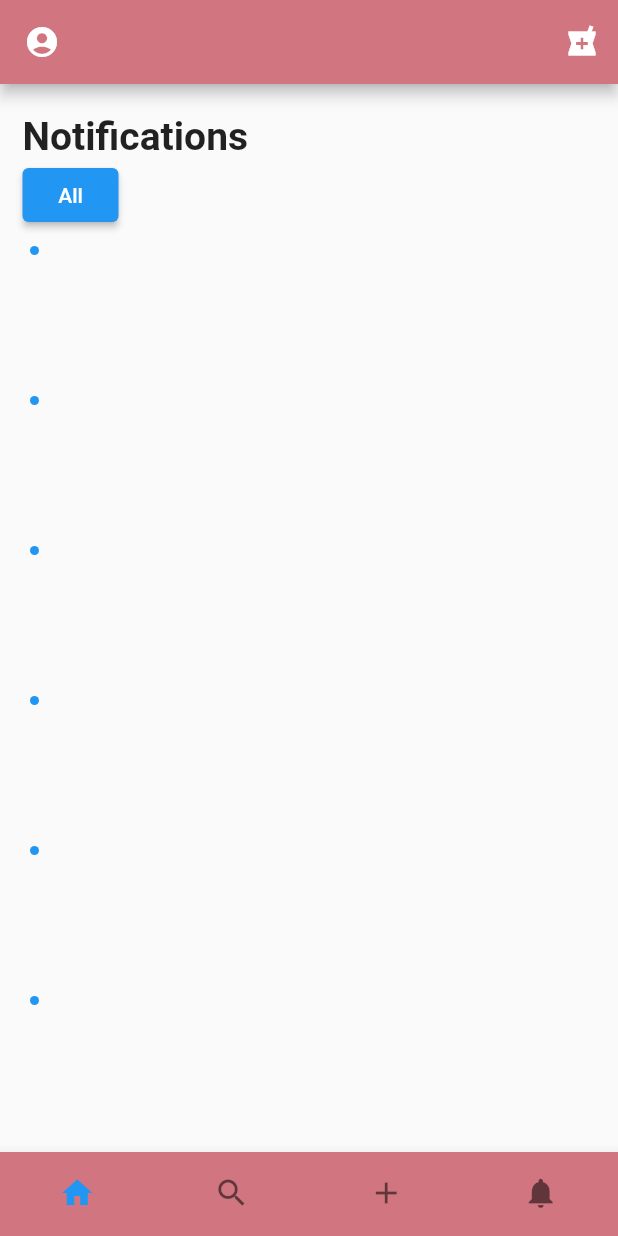
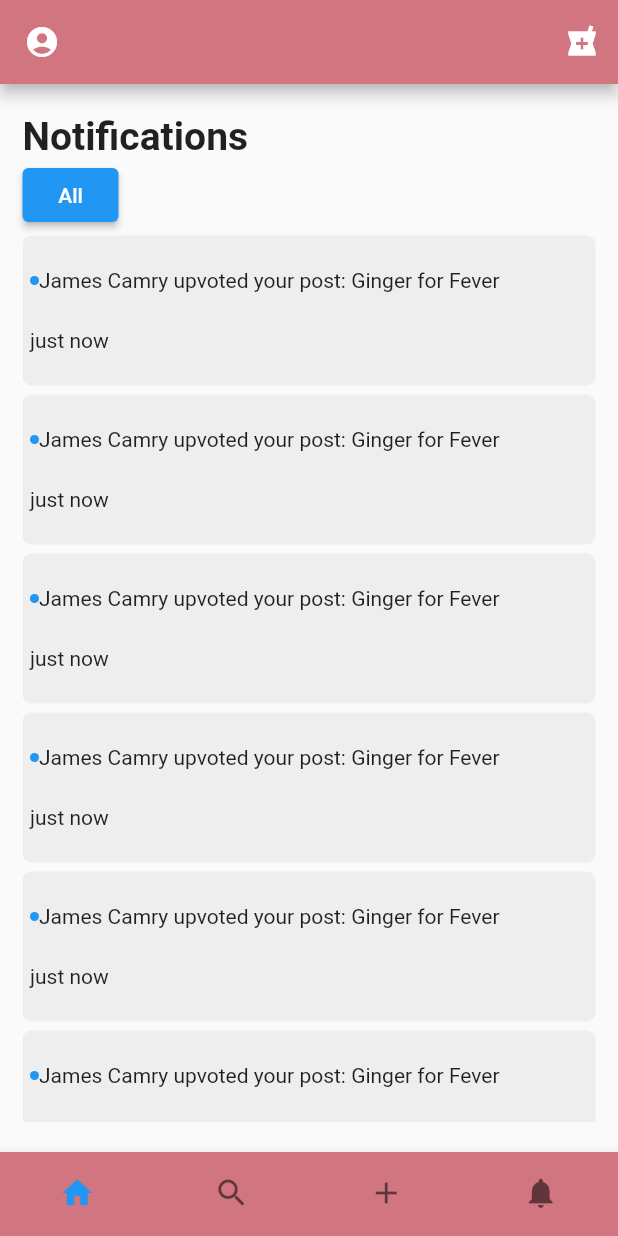
Before and after one commit to Kaleab-git/Medanit, a Flutter app: the screen it shows after launch, on a phone screen of 412 x 824 dp. Run offline on Flutter 3.47's test engine with Material 2 defaults, Android fonts, the light colour scheme and no system bars.

Commit message:
done with notification ui

```diff
--- a/medanit_frontend/lib/Notifications/notifications.dart
+++ b/medanit_frontend/lib/Notifications/notifications.dart
@@ -45,18 +45,27 @@ class NotificationsState extends State<Notifications> {
               child: ListView.builder(
                 itemCount: 10,
                 itemBuilder: (ctx, index) => Container(
+                  decoration: BoxDecoration(
+                    color: Colors.grey[200],
+                    borderRadius: BorderRadius.circular(6)
+                  ),
                   padding: EdgeInsets.symmetric(vertical: 10, horizontal: 5),
+                  margin: EdgeInsets.symmetric(vertical: 3),
                   height: 100,
                   child: Column(
+                    crossAxisAlignment: CrossAxisAlignment.start,
+                    mainAxisAlignment: MainAxisAlignment.spaceAround,
                     children: [
                       Row(
                         children: [
                           CircleAvatar(
                             radius: 3,
                             backgroundColor: Colors.blue,
-                          )
+                          ),
+                          Text("James Camry upvoted your post: Ginger for Fever")
                         ],
-                      )
+                      ),
+                      Text("just now")
                     ],
                   ),
                 ),
```
